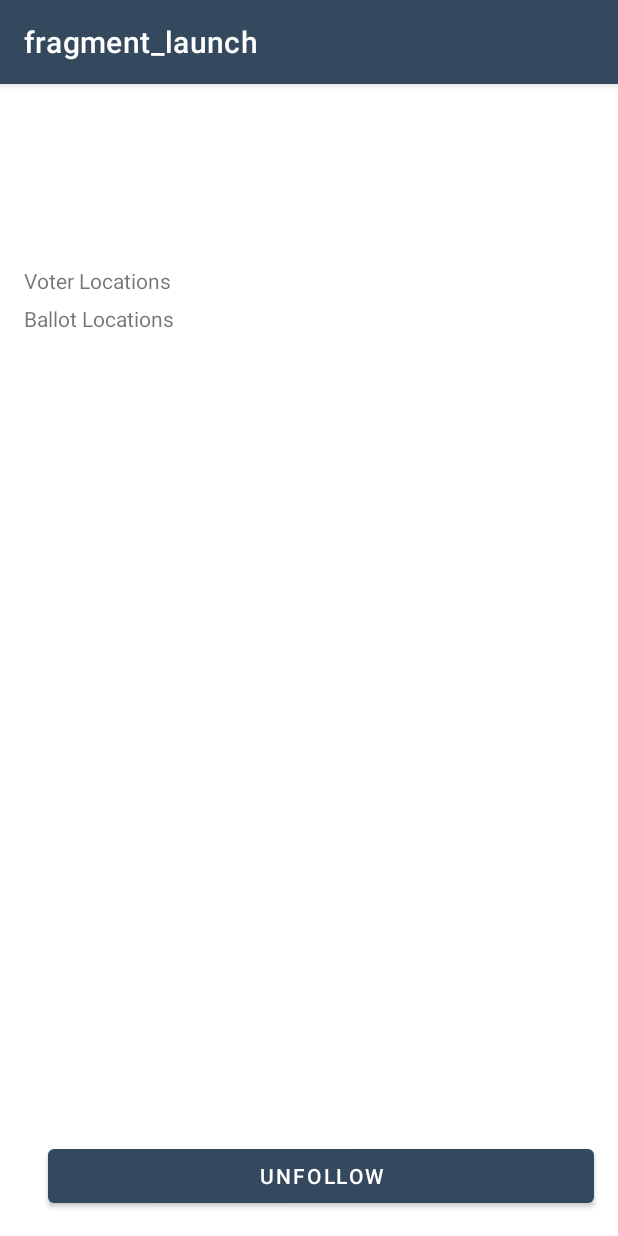
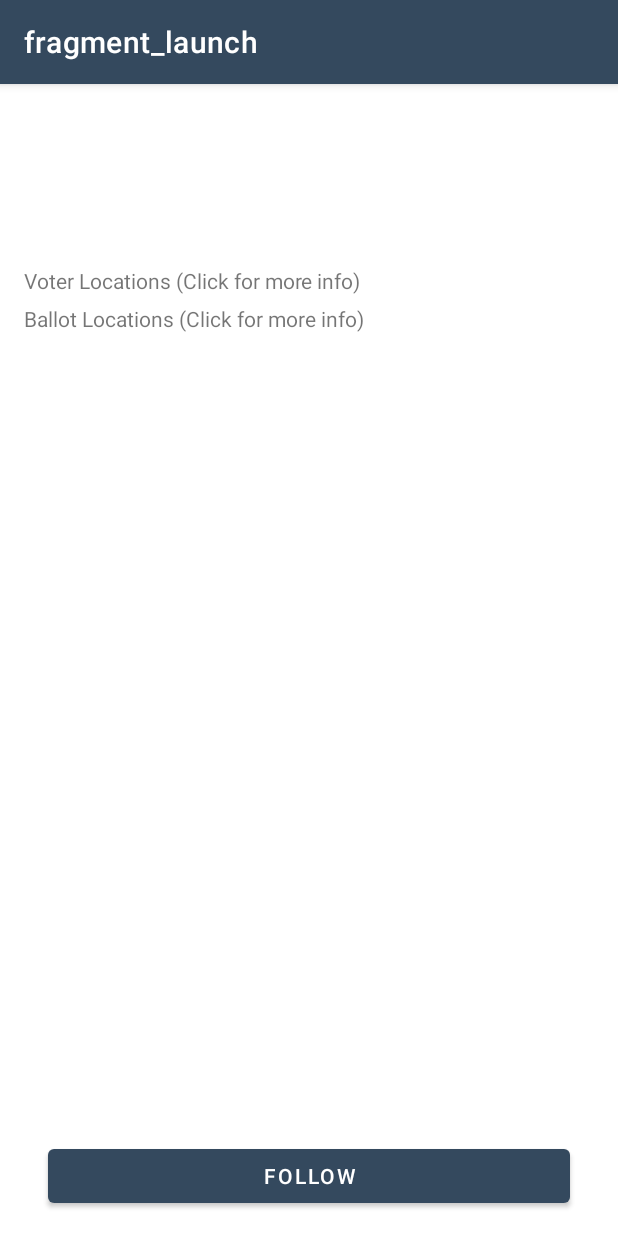
Before and after one commit to h2mcodeL/PoliticalPrep_v8_repo-save_1, an Android app: the fragment VoterInfoFragment placed in its activity, on a phone screen of 412 x 824 dp. Run offline under Robolectric (Android 15) with nearby library versions, the phone set to English and light mode, and no system bars; our stand-ins replace Room's generated code, data binding, navigation-ui; 4 statements that could not run were skipped.

Commit message:
Recyclerlist uploads elections Representatives updates Button Follow Checks

```diff
--- a/app/src/main/java/com/example/android/politicalpreparedness/database/ElectionDao.kt
+++ b/app/src/main/java/com/example/android/politicalpreparedness/database/ElectionDao.kt
@@ -8,7 +8,7 @@ import com.example.android.politicalpreparedness.network.models.FollowedElection
 @Dao
 interface ElectionDao {
 
-    //allows all elections to be saved to db
+    //allows all elections to be saved to db, used with the elections repo
     @Insert(onConflict = OnConflictStrategy.REPLACE)
     suspend fun insertAll(vararg elections: Election)
 
@@ -19,8 +19,9 @@ interface ElectionDao {
     @Insert(onConflict = OnConflictStrategy.REPLACE)
     fun insertFollowedElection(followedElection: FollowedElection)
 
-    @Query("SELECT EXISTS (SELECT 1 FROM follow_election_table WHERE id = :id)")
-    fun isElectionFollowed(id: Int): LiveData<Boolean> //<Int>
+    //Is Election Followed CHECK 1 ---
+    @Query("SELECT EXISTS (SELECT 1 FROM follow_election_table WHERE follow_id = :id)")
+    fun isElectionFollowed(id: Int): LiveData<Boolean>
 
     @Update
     suspend fun update(election: Election)
@@ -30,8 +31,12 @@ interface ElectionDao {
     fun getAllElections(): LiveData<List<Election>>
 
     //get all saved elections to show the followed ones-------
-    @Query("SELECT * FROM election_table WHERE id in (SELECT id follow_election_table) ORDER BY electionDay DESC")
+  //  @Query("SELECT * FROM election_table WHERE id in (SELECT id follow_election_table) ORDER BY electionDay DESC")
+  //  fun getFollowedElections(): LiveData<List<Election>>
+
+    @Query("SELECT * FROM election_table WHERE id in (SELECT id FROM follow_election_table WHERE  follow_id == id /*follow_id*/) ORDER BY electionDay DESC")
     fun getFollowedElections(): LiveData<List<Election>>
+
 
     //use SQL case examples - if followId is NULL then 0, else it is 1 and END. use follow table
     //try Foreign key for the follow button
@@ -45,7 +50,7 @@ interface ElectionDao {
     fun getElection(): Election?
 
     //method for passing the followed Election id
-    @Query("INSERT INTO follow_election_table (id) VALUES (:electionID)")
+    @Query("INSERT INTO follow_election_table (follow_id) VALUES (:electionID)")
     suspend fun followElection(electionID: Int)
     suspend fun followElection(election: Election) {
         followElection(election.id)
@@ -60,10 +65,15 @@ interface ElectionDao {
     suspend fun clearFollowed()
 
     //delete followed election
-    @Query("DELETE FROM follow_election_table WHERE id =:electionId")
+    @Query("DELETE FROM follow_election_table WHERE follow_id =:electionId")
     suspend fun unfollowElection(electionId: Int) {
         unfollowElection(electionId)
-        clearFollowed()
+      //  clearAllElections()
     }
 
+
+//the case expression is similar to the IF-THEN-ELSE statement
+    @Query("SELECT CASE follow_id WHEN NULL THEN 0 ELSE 1 END FROM follow_election_table WHERE follow_id =:idElection")
+    fun isElectionsFollowed(idElection: Int): LiveData<Int>
+
 }
--- a/app/src/main/java/com/example/android/politicalpreparedness/database/ElectionDatabase.kt
+++ b/app/src/main/java/com/example/android/politicalpreparedness/database/ElectionDatabase.kt
@@ -9,7 +9,7 @@ import com.example.android.politicalpreparedness.network.models.Election
 import com.example.android.politicalpreparedness.network.models.FollowedElection
 
 //the database schema has changed, now rev2
-@Database(entities = [Election::class, FollowedElection::class], version = 1, exportSchema = false)     // we need to add the followedelection here
+@Database(entities = [Election::class, FollowedElection::class], version = 2/*1*/, exportSchema = false)     // we need to add the followedelection here
 @TypeConverters(Converters::class)
 abstract class ElectionDatabase : RoomDatabase() {
 
--- a/app/src/main/java/com/example/android/politicalpreparedness/election/VoterInfoFragment.kt
+++ b/app/src/main/java/com/example/android/politicalpreparedness/election/VoterInfoFragment.kt
@@ -15,7 +15,6 @@ import androidx.lifecycle.ViewModelProvider
 import com.example.android.politicalpreparedness.R
 import com.example.android.politicalpreparedness.database.ElectionDatabase
 import com.example.android.politicalpreparedness.databinding.FragmentVoterInfoBinding
-import kotlinx.android.synthetic.main.fragment_voter_info.*
 
 class VoterInfoFragment : Fragment() {
 
@@ -91,46 +90,36 @@ class VoterInfoFragment : Fragment() {
 
         //TO DO: Handle loading of URLs
 
-        //TO DO: Handle save button UI state     -- ###### refer to the loading button app
+        //TO DO: Handle save button UI state
 
-        viewModel.followedElection.observe(viewLifecycleOwner, Observer {
-            when (it == true) {
-                viewModel.followedElection.equals(true) -> followbutton.text = getString(R.string.unfollow_button)
-                viewModel.followedElection.equals(false) -> followbutton.text = getString(R.string.follow_button)
+        viewModel.followedElection.observe(viewLifecycleOwner, Observer { isFollowed ->
+            isFollowed?.let {
+                //using when is cleaner
+             //   if (viewModel.followedElection.equals(true)) {
+                if (viewModel.isElectionFollowed.value == true) {
+                    binding.followbutton.text = getString(R.string.follow_button)
+                    binding.followbutton.setTextColor(resources.getColor(R.color.design_default_color_primary))   //  nice colour change
+
+                } else {
+                    viewModel.isElectionFollowed.value == false
+                    binding.followbutton.text = getString(R.string.unfollow_button)
+                    binding.followbutton.setTextColor(resources.getColor(R.color.design_default_color_primary_dark))
+                }
             }
         })
 
-
-
-
-
-
-//        viewModel.followedElection.observe(viewLifecycleOwner, Observer { isFollowed ->
-//            isFollowed?.let {
-//                //using when is cleaner
-//                if (viewModel.followedElection.equals(true)) {
-//                    binding.followbutton.text = getString(R.string.unfollow_button)
-//                    binding.followbutton.setTextColor(resources.getColor(R.color.design_default_color_primary))   //  nice colour change
-//                } else {
-//                    binding.followbutton.text = getString(R.string.follow_button)
-//                    binding.followbutton.setTextColor(resources.getColor(R.color.design_default_color_primary_dark))
-//                }
+//        viewModel.isElectionFollowed.observe(viewLifecycleOwner, Observer { followElection ->
+//            if (followElection.equals(true)) {
+//                binding.followbutton.text = getString(R.string.unfollow_button)
+//                // findNavController().navigate(VoterInfoFragmentDirections.actionVoterInfoFragmentToElectionsFragment())
+//            } else {
+//                binding.followbutton.text = getString(R.string.follow_button)
 //            }
 //        })
 
 
 
-//        viewModel.followedElection.observe(viewLifecycleOwner, Observer { //isFollowed ->
-//            when {
-//                //when button is already followed, unfollow
-//                viewModel.followedElection.equals(true) -> followbutton.text = resources.getText(R.string.unfollow_button)
-//                //when button is not followedf follow
-//                viewModel.followedElection.equals(false) -> followbutton.text = resources.getText(R.string.follow_button)
-//            }
-//        })
-
         //TO DO: cont'd Handle save button clicks
-
         return binding.root
 
     }
--- a/app/src/main/java/com/example/android/politicalpreparedness/election/VoterInfoViewModel.kt
+++ b/app/src/main/java/com/example/android/politicalpreparedness/election/VoterInfoViewModel.kt
@@ -2,7 +2,10 @@ package com.example.android.politicalpreparedness.election
 
 import android.app.Application
 import android.util.Log
-import androidx.lifecycle.*
+import androidx.lifecycle.LiveData
+import androidx.lifecycle.MutableLiveData
+import androidx.lifecycle.ViewModel
+import androidx.lifecycle.viewModelScope
 import com.example.android.politicalpreparedness.database.ElectionDao
 import com.example.android.politicalpreparedness.database.ElectionDatabase.Companion.getInstance
 import com.example.android.politicalpreparedness.network.CivicsApi
@@ -22,25 +25,17 @@ class VoterInfoViewModel(private val database: ElectionDao,
     //TO DO: Add var and methods to populate voter info
     private val election: Election? = null
 
-    private val db = getInstance(application) //??
+    private val db = getInstance(application)
 
     //get access to repo
-    private val electionsRepository = ElectionsRepository(db)
-
-//     private val _election = MutableLiveData<Election>()
-//     val election : LiveData<Election>
-//     get() = _election
+    private val electionsRepository = ElectionsRepository(db)       //this is not being used
 
 
+    private val _followedElection = MutableLiveData<Int>()
+    val followedElection: LiveData<Int>
 
-    private val _followedElection = MutableLiveData<Boolean>()//true)
-    val followedElection: LiveData<Boolean>
-        get() = database.isElectionFollowed(electionId)
-      //  get() = _followedElection
+        get() = database.isElectionsFollowed(electionId)
 
-//    private val _followElection = MutableLiveData<Election?>()
-//    val followElection: LiveData<Boolean>
-//        get() = db.electionDao.isElectionFollowed(electionId)
 
     private val _selectedVoterInfo = MutableLiveData<VoterInfoResponse>()
     val selectedVoterInfo: LiveData<VoterInfoResponse>
@@ -84,10 +79,12 @@ class VoterInfoViewModel(private val database: ElectionDao,
         viewModelScope.launch {
             try {
                 var address = "country:${division.country}"
-                address += if (division.state.isNotBlank() && division.state.isNotEmpty()) {
-                    "/state:${division.state}"
+                //address += if (division.state.isNotBlank() && division.state.isNotEmpty()) {    //dont pass address here
+                if (!division.state.isBlank() && !division.state.isEmpty()) {
+                    //"/state:${division.state}"
+                    address += "/state:${division.state}"
                 } else {
-                   address += "/state:ca"
+                    address += "/state:ca"
                 }
                 _selectedVoterInfo.value = CivicsApi.retrofitService.getVoterInfo(
                         address, electionId)
@@ -127,19 +124,23 @@ class VoterInfoViewModel(private val database: ElectionDao,
         _ballotInformation.value = null
     }
 
+//    private val _followedsElection = MutableLiveData<Int>()     //<Boolean>()//true)
+//    val followedsElection: LiveData<Int>      //<Boolean>
+//        get() = database.isElectionsFollowed(electionId)
 
 
 
     //this simply says, is the election followed its a LiveData. then using the getter, get it from the database
-   //---- private val _isElectionFollowed: LiveData<Int>
-   //------ get() = database.isElectionFollowed(electionId)
+    private val _isElectionFollowed = MutableLiveData<Int>()
+    val isElectionFollowed: LiveData<Boolean>
+        get() = database.isElectionFollowed(electionId)
 
-   // private val isElectionFollowed = Transformations.map(_isElectionFollowed) { followElec ->
-    private val isElectionFollowed = Transformations.map(_followedElection) {followElection ->
-        followElection?.let {
-            followElection.equals(1)
-        }
-    }
+
+//    private val _isElectionsFollowed = Transformations.map(_followedElection) { followElection ->
+//        followElection?.let {
+//            followElection.equals(1)
+//        }
+//    }
 
     //TO DO: Populate voter info -- hide views without provided data.
     /**
@@ -149,39 +150,23 @@ class VoterInfoViewModel(private val database: ElectionDao,
     fun followButton() {
         viewModelScope.launch {
             withContext(Dispatchers.IO) {
-                if(isElectionFollowed.value == true) {
-            //if (_followedElection.value != null) {
-               // database.unfollowElection(electionId)
-                   electionsRepository.unfollowElection(electionId)
-                Log.i("FOLLOW ELECTION", "$electionId")
-            } else {
-              //  electionsRepository.saveElection(electionId)
-                database.followElection(electionId)
+                //if (_isElectionFollowed.value == true) {
+                if (isElectionFollowed.value == true) {
+                   //  database.clearFollowed()
+                        database.unfollowElection(electionId)
+                    Log.i("UNFOLLOW ELECTION", "$electionId")
+                } else {
 
+                    database.followElection(electionId)
+                    Log.i("FOLLOW ELECTION", "$electionId")
+                }
             }
         }
     }
 
-//COMMENT OUT THIS FUNCTION AS ITS ACOPY OF THE ABOVE..
-//     fun followButton() {
-//         viewModelScope.launch {
-//             if (database.isElectionFollowed(electionId).equals(true)) {
-//                //_followedElection.setValue(true)       //election is already followed
-//                 _followedElection.postValue(true)
-//                 electionsRepository.unfollowElection(electionId)       //therefore unfollow
-//
-//             } else {
-//                 electionsRepository.saveElection(electionId)       //else follow the election
-//                 _followedElection.postValue(false)
-//             //}
-//             //--_followedElection.value = electionsRepository.isSaved(election)   //need to create the function isSaved....
-//
-//         }
-//     }
+}
 
 
-
-}}
 
 //TO DO: Add var and methods to support loading URLs
 
--- a/app/src/main/java/com/example/android/politicalpreparedness/network/models/Election.kt
+++ b/app/src/main/java/com/example/android/politicalpreparedness/network/models/Election.kt
@@ -9,10 +9,12 @@ import com.squareup.moshi.Json
 import kotlinx.android.parcel.Parcelize
 import java.util.*
 
+
+@Parcelize
 @Entity(tableName = "election_table")
-@Parcelize
 data class Election(
         @PrimaryKey(autoGenerate = true) val id: Int,
+       // @PrimaryKey val id: Int,
         @ColumnInfo(name = "name") val name: String,
         @ColumnInfo(name = "electionDay") val electionDay: Date,
         @Embedded(prefix = "division_") @Json(name = "ocdDivisionId") val division: Division
@@ -23,4 +25,4 @@ data class Election(
 //Table for followed elections
 @Entity(tableName = "follow_election_table")
 data class FollowedElection(
-        @PrimaryKey var id: Int)
+        @PrimaryKey var follow_id: Int)
--- a/app/src/main/res/layout/fragment_election.xml
+++ b/app/src/main/res/layout/fragment_election.xml
@@ -75,8 +75,8 @@
                 app:layout_constraintEnd_toEndOf="parent"
                 app:layout_constraintStart_toStartOf="parent"
                 app:layout_constraintTop_toBottomOf="@+id/upcoming_elections_list"
-                tools:listitem="@layout/election_item_view"/>
-<!--                app:listData="@{electionViewModel.electionFollowed}" />-->
+                tools:listitem="@layout/election_item_view"
+                app:listData="@{electionViewModel.electionFollowed}" />
 
         </androidx.constraintlayout.widget.ConstraintLayout>
     </androidx.swiperefreshlayout.widget.SwipeRefreshLayout>
--- a/app/src/main/res/layout/fragment_voter_info.xml
+++ b/app/src/main/res/layout/fragment_voter_info.xml
@@ -25,14 +25,9 @@
         android:layout_width="match_parent"
         android:layout_height="match_parent"
         android:paddingStart="@dimen/main_dims"
+        android:paddingEnd="@dimen/main_dims"
         tools:context="com.example.android.politicalpreparedness.MainActivity">
 
-        <androidx.constraintlayout.widget.Guideline
-            android:id="@+id/guideline"
-            android:layout_width="wrap_content"
-            android:layout_height="wrap_content"
-            android:orientation="horizontal"
-            app:layout_constraintGuide_end="605dp" />
 
         <!-- TO DO: Add title to toolbar. use app:title-->
         <androidx.appcompat.widget.Toolbar
@@ -40,17 +35,12 @@
             android:layout_width="match_parent"
             android:layout_height="wrap_content"
             android:singleLine="true"
-
             app:layout_constraintEnd_toEndOf="parent"
             app:layout_constraintStart_toStartOf="parent"
             app:layout_constraintTop_toBottomOf="@id/state_locations"
             app:layout_constraintTop_toTopOf="parent" />
 
-<!--        android:title="@{viewModel.selectedVoterInfo.contests.toString()}"-->
-        <!--            app:title="@{viewModel.selectedVoterInfo.election.name.toString()}" />-->
-
-
-        <!-- TO DO: Add visual styling -->
+        <!-- TO DO: Add visual styling - set up the date -->
         <TextView
             android:id="@+id/election_date"
             android:layout_width="match_parent"
@@ -60,9 +50,7 @@
             app:text="@{viewModel.selectedVoterInfo.election.electionDay.toString()}"
             tools:text="12 November 2055" />
 
-
-        <!--TO DO: Add visual styling and content
-         State header is a text item-->
+        <!--TO DO: Add visual styling and content-->
         <TextView
             android:id="@+id/state_header"
             android:layout_width="match_parent"
@@ -74,10 +62,8 @@
             app:layout_constraintTop_toBottomOf="@id/election_date"
             app:text="@{viewModel.selectedVoterInfo.election.name}"
             tools:text="Election Information - Wisconsin Presidential Primary" />
-        <!--        android:text="@string/election_information"-->
-        <!-- TODO: Add click binding to open web URL
-        need to find the urls that relate to elections in this selected state
-        The text view is set to Voting Locations, viewmodel handles the link - -  state_header" -->
+
+        <!-- TO DO: Add click binding to open web URL -->
         <!-- TODO: Add visual styling and content -->
 
         <!-- TO DO: Add click binding to open web URL -->
@@ -149,7 +135,7 @@
             tools:text="@string/follow_button" />
 
 
-        <!--        android.fadeVisible="@{!viewModel.showLoading}"-->
+<!--                android.fadeVisible="@{!viewModel.showLoading}"-->
 
     </androidx.constraintlayout.widget.ConstraintLayout>
 </layout>
--- a/app/src/main/res/values/strings.xml
+++ b/app/src/main/res/values/strings.xml
@@ -2,8 +2,9 @@
 
 
 <!--
- THIS IS THE CURRENT VERSION ____ save_4
+ THIS IS THE CURRENT VERSION ____ save_5
  24.12.21
+ 20.01.22
 
 project stages complete
 Version 8 -
@@ -158,8 +159,8 @@ Does the application provide a coherent user experience that effectively and int
     <string name="location_required_error">Location services must be enabled to use the app</string>
     <string name="hint_address_line1">Add first address line</string>
     <string name="hint_address_line2">Add second address line</string>
-    <string name="voter_locations">Voter Locations</string>
-    <string name="ballot_locations">Ballot Locations</string>
+    <string name="voter_locations">Voter Locations (Click for more info)</string>
+    <string name="ballot_locations">Ballot Locations (Click for more info)</string>
     <string name="posting_vote">Image of a posting vote</string>
     <string name="representatives_search">Representatives Search</string>
     <string name="my_representatives">My Representatives:</string>
```
Also changed, not shown: app/src/main/java/com/example/android/politicalpreparedness/election/ElectionsFragment.kt (+4 -30 lines), app/src/main/java/com/example/android/politicalpreparedness/election/ElectionsViewModel.kt (+11 -21 lines), app/src/main/java/com/example/android/politicalpreparedness/repository/ElectionsRepository.kt (+1 -30 lines).
